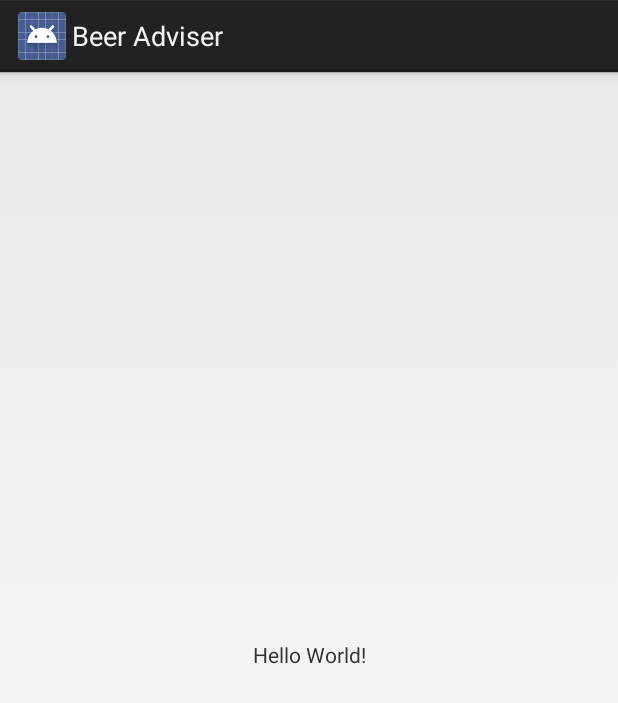
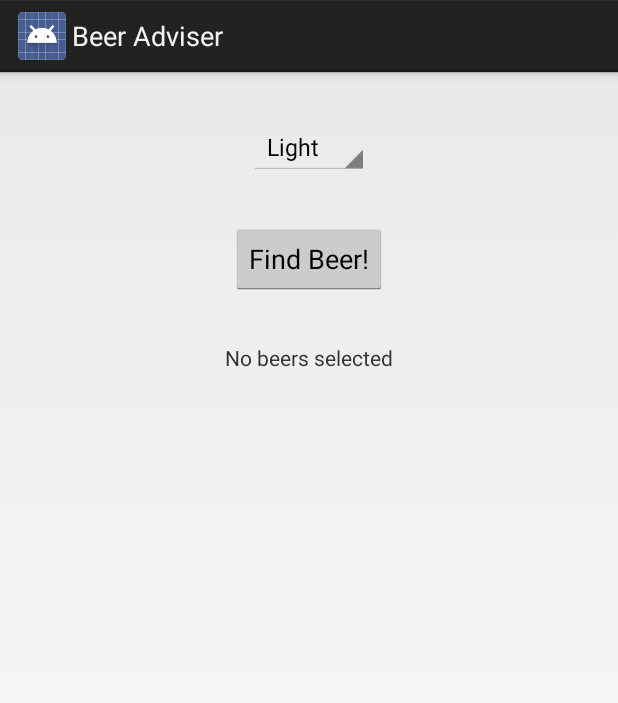
Before and after one commit to bitlin/app_android, an Android app: the screen it shows after launch (FindBeerActivity), on a phone screen of 412 x 824 dp. Shown: the top 703 px of the screen. Run offline under Robolectric (Android 15) with nearby library versions, the phone set to English and light mode, and no system bars.

Commit message:
升级IDE为3.0, 创建beerAdviser的layout

```diff
--- a/BeerAdviser/app/src/main/res/layout/activity_find_beer.xml
+++ b/BeerAdviser/app/src/main/res/layout/activity_find_beer.xml
@@ -1,19 +1,36 @@
 <?xml version="1.0" encoding="utf-8"?>
-<android.support.constraint.ConstraintLayout
+<LinearLayout
     xmlns:android="http://schemas.android.com/apk/res/android"
     xmlns:app="http://schemas.android.com/apk/res-auto"
     xmlns:tools="http://schemas.android.com/tools"
     android:layout_width="match_parent"
     android:layout_height="match_parent"
+    android:orientation="vertical"
+    android:padding="16dp"
     tools:context="bitlin.example.android.beeradviser.FindBeerActivity">
 
-    <TextView
+    <Spinner
+        android:entries="@array/beer_colors"
         android:layout_width="wrap_content"
         android:layout_height="wrap_content"
-        android:text="Hello World!"
-        app:layout_constraintBottom_toBottomOf="parent"
-        app:layout_constraintLeft_toLeftOf="parent"
-        app:layout_constraintRight_toRightOf="parent"
-        app:layout_constraintTop_toTopOf="parent"/>
+        android:layout_marginTop="40dp"
+        android:layout_gravity="center"
+        android:layout_margin="16dp"
 
-</android.support.constraint.ConstraintLayout>
+        />
+    <Button
+        android:id="@+id/find_beer"
+        android:layout_width="wrap_content"
+        android:layout_height="wrap_content"
+        android:layout_gravity="center"
+        android:layout_margin="16dp"
+        android:text="@string/find_beer"/>
+
+    <TextView
+        android:id="@+id/brands"
+        android:layout_width="wrap_content"
+        android:layout_height="wrap_content"
+        android:layout_gravity="center"
+        android:layout_margin="16dp"
+        android:text="@string/brands"/>
+</LinearLayout>
--- a/BeerAdviser/app/src/main/res/values/strings.xml
+++ b/BeerAdviser/app/src/main/res/values/strings.xml
@@ -1,3 +1,10 @@
 <resources>
     <string name="app_name">Beer Adviser</string>
+    <string name="find_beer">Find Beer!</string>
+    <string name="brands"> No beers selected</string>
+    <string-array name="beer_colors">
+        <item>Light</item>
+        <item>brown</item>
+        <item>dark</item>
+    </string-array>
 </resources>
--- a/BeerAdviser/build.gradle
+++ b/BeerAdviser/build.gradle
@@ -5,7 +5,7 @@ buildscript {
         jcenter()
     }
     dependencies {
-        classpath 'com.android.tools.build:gradle:2.3.3'
+        classpath 'com.android.tools.build:gradle:3.0.0-beta6'
 
         // NOTE: Do not place your application dependencies here; they belong
         // in the individual module build.gradle files
```
Also changed, not shown: BeerAdviser/gradle/wrapper/gradle-wrapper.properties, 1 other file.
